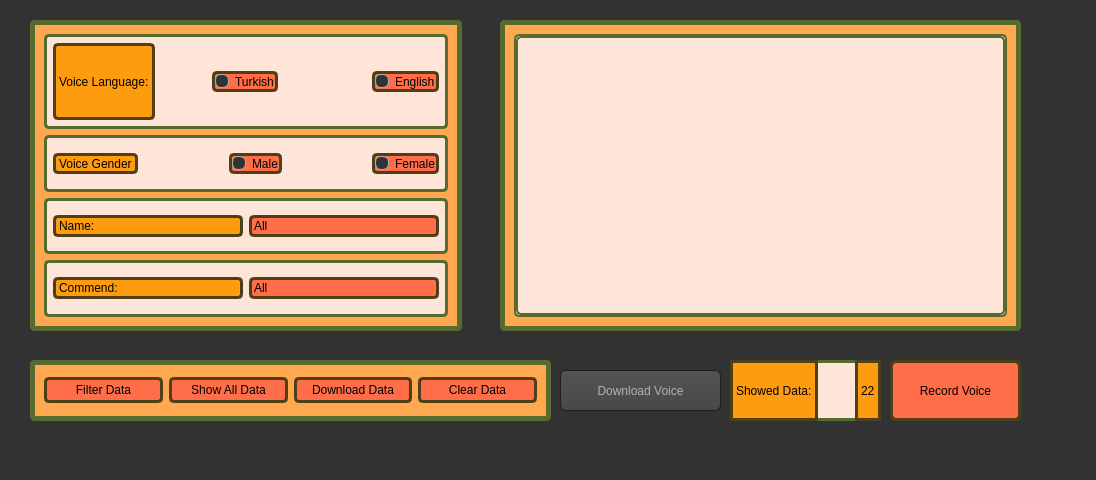
This is voiceCommandDatabase.ui in turan1609/voice-record-filtering-app as Qt 5 draws it before an edit. The edited form follows.
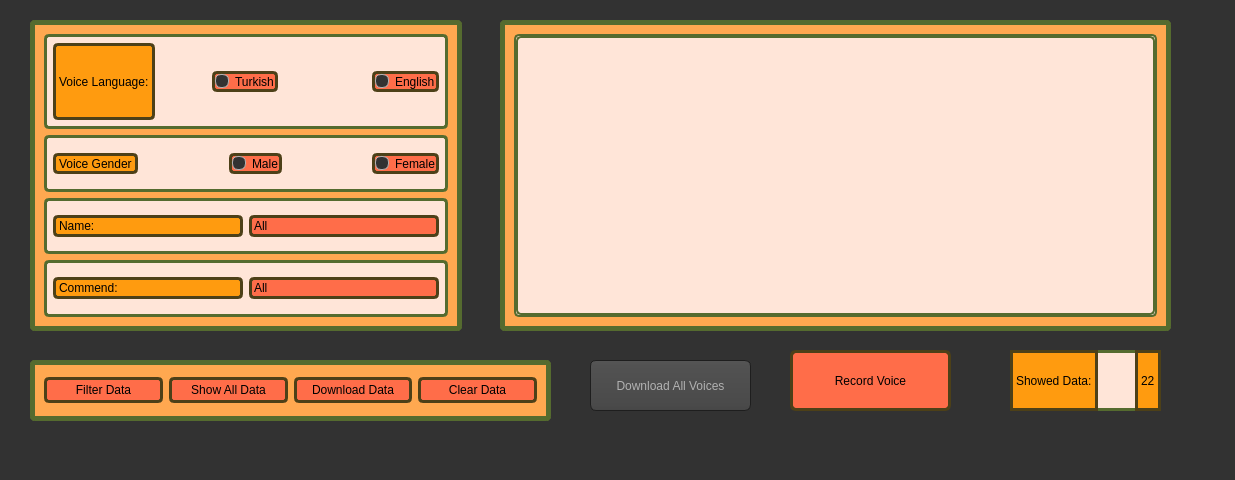
This is the edited form. Icons and pictures are not drawn.

What changed in the file:
```diff
--- a/voiceCommandDatabase.ui
+++ b/voiceCommandDatabase.ui
@@ -6,7 +6,7 @@
    <rect>
     <x>0</x>
     <y>0</y>
-    <width>1096</width>
+    <width>1235</width>
     <height>480</height>
    </rect>
   </property>
@@ -946,7 +946,7 @@
      <rect>
       <x>500</x>
       <y>20</y>
-      <width>521</width>
+      <width>671</width>
       <height>311</height>
      </rect>
     </property>
@@ -979,7 +979,7 @@
          <rect>
           <x>0</x>
           <y>0</y>
-          <width>485</width>
+          <width>635</width>
           <height>275</height>
          </rect>
         </property>
@@ -1125,8 +1125,8 @@
    <widget class="QWidget" name="widgetShowedData" native="true">
     <property name="geometry">
      <rect>
-      <x>730</x>
-      <y>360</y>
+      <x>1010</x>
+      <y>350</y>
       <width>151</width>
       <height>61</height>
      </rect>
@@ -1138,7 +1138,21 @@
 border-color: #556B2F;</string>
     </property>
     <layout class="QGridLayout" name="gridLayout_6">
-     <item row="0" column="1">
+     <item row="0" column="4">
+      <widget class="QLabel" name="labelShowedDataNumber">
+       <property name="styleSheet">
+        <string notr="true">background-color: #ff9b0f;
+color: black;
+border-color: #4d4018;
+border-style: solid;
+border-width: 3px;</string>
+       </property>
+       <property name="text">
+        <string>22</string>
+       </property>
+      </widget>
+     </item>
+     <item row="0" column="2">
       <spacer name="horizontalSpacer_6">
        <property name="orientation">
         <enum>Qt::Horizontal</enum>
@@ -1151,21 +1165,7 @@
        </property>
       </spacer>
      </item>
-     <item row="0" column="3">
-      <widget class="QLabel" name="labelShowedDataNumber">
-       <property name="styleSheet">
-        <string notr="true">background-color: #ff9b0f;
-color: black;
-border-color: #4d4018;
-border-style: solid;
-border-width: 3px;</string>
-       </property>
-       <property name="text">
-        <string>22</string>
-       </property>
-      </widget>
-     </item>
-     <item row="0" column="0">
+     <item row="0" column="1">
       <widget class="QLabel" name="labelShowedData">
        <property name="styleSheet">
         <string notr="true">background-color: #ff9b0f;
@@ -1182,9 +1182,9 @@
    <widget class="QPushButton" name="pushButtonRecordVoice">
     <property name="geometry">
      <rect>
-      <x>890</x>
-      <y>360</y>
-      <width>131</width>
+      <x>790</x>
+      <y>350</y>
+      <width>161</width>
       <height>61</height>
      </rect>
     </property>
@@ -1220,17 +1220,17 @@
    <widget class="QPushButton" name="pushButtonButtonsDownloadSound">
     <property name="geometry">
      <rect>
-      <x>560</x>
-      <y>370</y>
+      <x>590</x>
+      <y>360</y>
       <width>161</width>
-      <height>41</height>
+      <height>51</height>
      </rect>
     </property>
     <property name="cursor">
      <cursorShape>PointingHandCursor</cursorShape>
     </property>
     <property name="text">
-     <string>Download Voice</string>
+     <string>Download All Voices</string>
     </property>
    </widget>
   </widget>
```
Left out of the diff: 2 changed lines with no effect on the pictures.
